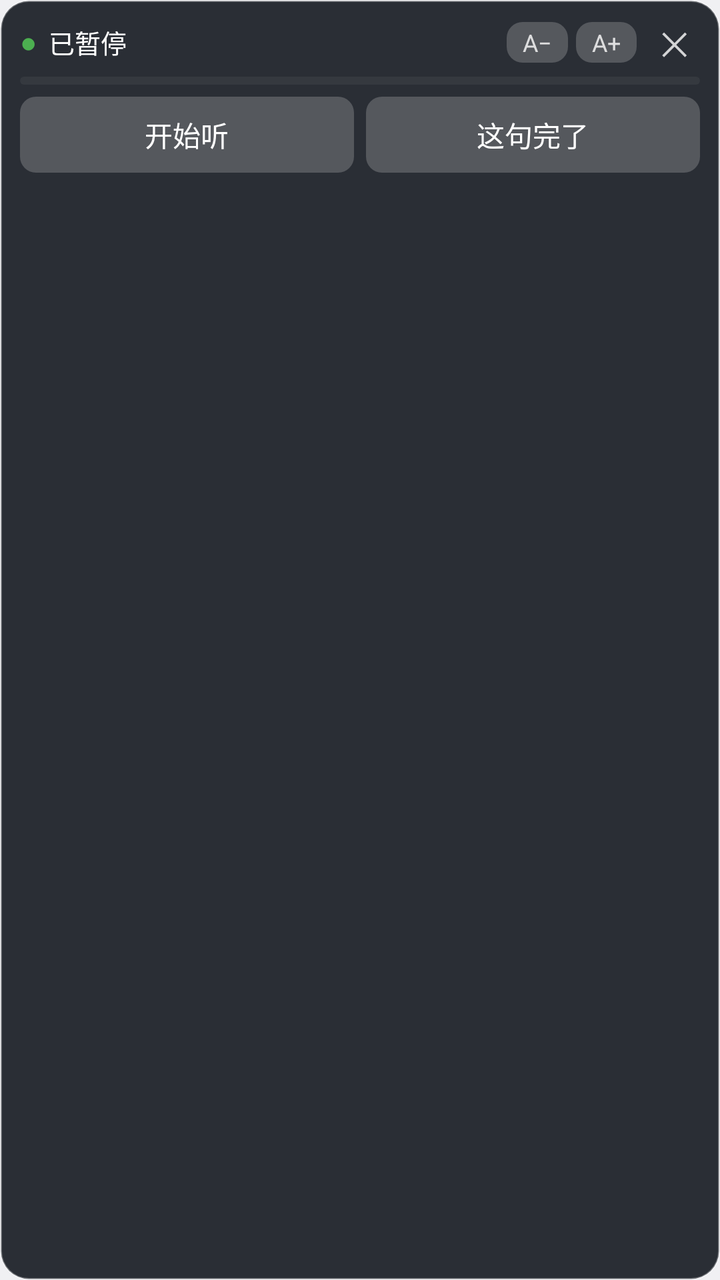
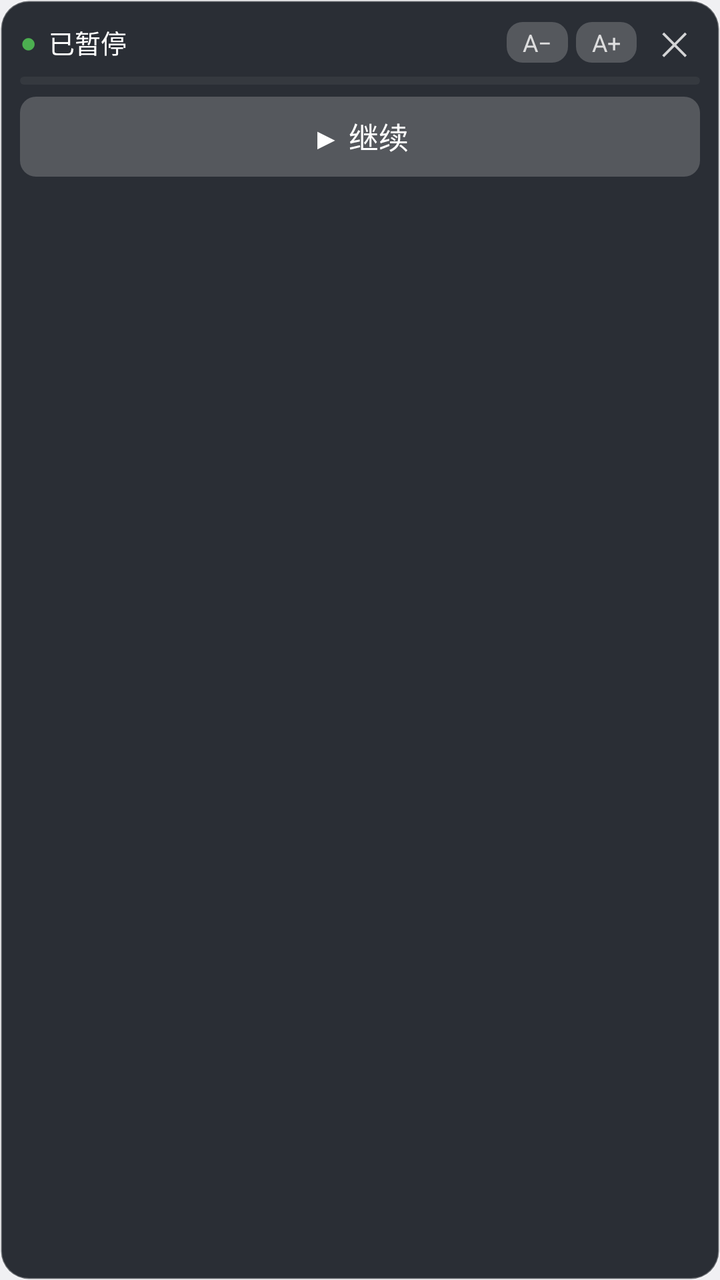

Before-and-after screenshots of an Android layout around one commit, followed by the original layout XML and the change that was made.
<!-- AndroidManifest.xml: application theme android:Theme.DeviceDefault.DayNight -->
<!-- res/layout/window_panel.xml -->
<?xml version="1.0" encoding="utf-8"?>
<LinearLayout xmlns:android="http://schemas.android.com/apk/res/android"
    android:id="@+id/root"
    android:layout_width="wrap_content"
    android:layout_height="wrap_content"
    android:background="@drawable/bg_panel"
    android:orientation="vertical"
    android:padding="10dp">

    
    <LinearLayout
        android:id="@+id/dragBar"
        android:layout_width="match_parent"
        android:layout_height="wrap_content"
        android:gravity="center_vertical"
        android:orientation="horizontal"
        android:paddingBottom="6dp">

        <TextView
            android:id="@+id/tvDot"
            android:layout_width="wrap_content"
            android:layout_height="wrap_content"
            android:text="●"
            android:textColor="#4CAF50"
            android:textSize="14sp" />

        <TextView
            android:id="@+id/tvStatus"
            android:layout_width="0dp"
            android:layout_height="wrap_content"
            android:layout_marginStart="6dp"
            android:layout_weight="1"
            android:text="已暂停"
            android:textColor="#FFFFFF"
            android:textSize="13sp" />

        <TextView
            android:id="@+id/btnFontMinus"
            android:layout_width="wrap_content"
            android:layout_height="wrap_content"
            android:background="@drawable/bg_chip"
            android:paddingHorizontal="8dp"
            android:paddingVertical="2dp"
            android:text="A−"
            android:textColor="#CCFFFFFF"
            android:textSize="12sp" />

        <TextView
            android:id="@+id/btnFontPlus"
            android:layout_width="wrap_content"
            android:layout_height="wrap_content"
            android:layout_marginStart="4dp"
            android:background="@drawable/bg_chip"
            android:paddingHorizontal="8dp"
            android:paddingVertical="2dp"
            android:text="A+"
            android:textColor="#CCFFFFFF"
            android:textSize="12sp" />

        <TextView
            android:id="@+id/btnClose"
            android:layout_width="wrap_content"
            android:layout_height="wrap_content"
            android:layout_marginStart="6dp"
            android:paddingHorizontal="6dp"
            android:text="✕"
            android:textColor="#CCFFFFFF"
            android:textSize="16sp" />
    </LinearLayout>

    
    <ProgressBar
        android:id="@+id/levelBar"
        style="?android:attr/progressBarStyleHorizontal"
        android:layout_width="match_parent"
        android:layout_height="4dp"
        android:layout_marginBottom="6dp"
        android:max="100"
        android:progress="0"
        android:progressBackgroundTint="#33FFFFFF"
        android:progressTint="#4CAF50" />

    
    <LinearLayout
        android:layout_width="match_parent"
        android:layout_height="wrap_content"
        android:orientation="horizontal"
        android:layout_marginBottom="6dp">

        <TextView
            android:id="@+id/btnToggle"
            android:layout_width="0dp"
            android:layout_height="38dp"
            android:layout_weight="1"
            android:background="@drawable/bg_chip"
            android:gravity="center"
            android:text="开始听"
            android:textColor="#FFFFFF"
            android:textSize="14sp" />

        <TextView
            android:id="@+id/btnSegment"
            android:layout_width="0dp"
            android:layout_height="38dp"
            android:layout_marginStart="6dp"
            android:layout_weight="1"
            android:background="@drawable/bg_chip"
            android:gravity="center"
            android:text="这句完了"
            android:textColor="#FFFFFF"
            android:textSize="14sp" />
    </LinearLayout>

    
    <TextView
        android:id="@+id/btnReconsent"
        android:layout_width="match_parent"
        android:layout_height="38dp"
        android:layout_marginBottom="6dp"
        android:background="@drawable/bg_chip"
        android:gravity="center"
        android:text="重新授权"
        android:textColor="#FF9800"
        android:textSize="14sp"
        android:visibility="gone" />

    
    <TextView
        android:id="@+id/tvMessage"
        android:layout_width="match_parent"
        android:layout_height="wrap_content"
        android:ellipsize="end"
        android:maxLines="2"
        android:textColor="#FF9800"
        android:textSize="11sp"
        android:visibility="gone" />

    
    <com.rd.englishcoach.MaxHeightScrollView
        android:id="@+id/scrollAnswers"
        android:layout_width="match_parent"
        android:layout_height="wrap_content"
        android:visibility="gone">

        <LinearLayout
            android:id="@+id/answerList"
            android:layout_width="match_parent"
            android:layout_height="wrap_content"
            android:orientation="vertical" />
    </com.rd.englishcoach.MaxHeightScrollView>

</LinearLayout>
<!-- resources referenced by this layout -->
<resources>
  <!-- drawable bg_chip (drawable) -->
  <?xml version="1.0" encoding="utf-8"?>
  <shape xmlns:android="http://schemas.android.com/apk/res/android"
      android:shape="rectangle">
      <solid android:color="#33FFFFFF" />
      <corners android:radius="8dp" />
  </shape>
  <!-- drawable bg_panel (drawable) -->
  <?xml version="1.0" encoding="utf-8"?>
  <shape xmlns:android="http://schemas.android.com/apk/res/android"
      android:shape="rectangle">
      <solid android:color="#E6161A21" />
      <corners android:radius="14dp" />
      <stroke android:width="1dp" android:color="#4DFFFFFF" />
  </shape>
</resources>

<!-- the commit's change to res/layout/window_panel.xml (unified diff, before → after) -->
@@ -15,137 +15,54 @@
         android:gravity="center_vertical"
         android:orientation="horizontal"
         android:paddingBottom="6dp">
-
-        <TextView
-            android:id="@+id/tvDot"
-            android:layout_width="wrap_content"
-            android:layout_height="wrap_content"
-            android:text="●"
-            android:textColor="#4CAF50"
-            android:textSize="14sp" />
-
-        <TextView
-            android:id="@+id/tvStatus"
-            android:layout_width="0dp"
-            android:layout_height="wrap_content"
-            android:layout_marginStart="6dp"
-            android:layout_weight="1"
-            android:text="已暂停"
-            android:textColor="#FFFFFF"
-            android:textSize="13sp" />
-
-        <TextView
-            android:id="@+id/btnFontMinus"
-            android:layout_width="wrap_content"
-            android:layout_height="wrap_content"
-            android:background="@drawable/bg_chip"
-            android:paddingHorizontal="8dp"
-            android:paddingVertical="2dp"
-            android:text="A−"
-            android:textColor="#CCFFFFFF"
-            android:textSize="12sp" />
-
-        <TextView
-            android:id="@+id/btnFontPlus"
-            android:layout_width="wrap_content"
-            android:layout_height="wrap_content"
-            android:layout_marginStart="4dp"
-            android:background="@drawable/bg_chip"
-            android:paddingHorizontal="8dp"
-            android:paddingVertical="2dp"
-            android:text="A+"
-            android:textColor="#CCFFFFFF"
-            android:textSize="12sp" />
-
-        <TextView
-            android:id="@+id/btnClose"
-            android:layout_width="wrap_content"
-            android:layout_height="wrap_content"
-            android:layout_marginStart="6dp"
-            android:paddingHorizontal="6dp"
-            android:text="✕"
-            android:textColor="#CCFFFFFF"
-            android:textSize="16sp" />
+        <TextView android:id="@+id/tvDot" android:layout_width="wrap_content"
+            android:layout_height="wrap_content" android:text="●" android:textColor="#4CAF50" android:textSize="14sp" />
+        <TextView android:id="@+id/tvStatus" android:layout_width="0dp"
+            android:layout_height="wrap_content" android:layout_weight="1"
+            android:layout_marginStart="6dp" android:text="已暂停" android:textColor="#FFFFFF" android:textSize="13sp" />
+        <TextView android:id="@+id/btnFontMinus" android:layout_width="wrap_content"
+            android:layout_height="wrap_content" android:background="@drawable/bg_chip"
+            android:paddingHorizontal="8dp" android:paddingVertical="2dp" android:text="A−" android:textColor="#CCFFFFFF" android:textSize="12sp" />
+        <TextView android:id="@+id/btnFontPlus" android:layout_width="wrap_content"
+            android:layout_height="wrap_content" android:layout_marginStart="4dp" android:background="@drawable/bg_chip"
+            android:paddingHorizontal="8dp" android:paddingVertical="2dp" android:text="A+" android:textColor="#CCFFFFFF" android:textSize="12sp" />
+        <TextView android:id="@+id/btnClose" android:layout_width="wrap_content"
+            android:layout_height="wrap_content" android:layout_marginStart="6dp"
+            android:paddingHorizontal="6dp" android:text="✕" android:textColor="#CCFFFFFF" android:textSize="16sp" />
     </LinearLayout>
 
     
-    <ProgressBar
-        android:id="@+id/levelBar"
+    <ProgressBar android:id="@+id/levelBar"
         style="?android:attr/progressBarStyleHorizontal"
-        android:layout_width="match_parent"
-        android:layout_height="4dp"
-        android:layout_marginBottom="6dp"
-        android:max="100"
-        android:progress="0"
-        android:progressBackgroundTint="#33FFFFFF"
-        android:progressTint="#4CAF50" />
+        android:layout_width="match_parent" android:layout_height="4dp"
+        android:layout_marginBottom="6dp" android:max="100" android:progress="0"
+        android:progressBackgroundTint="#33FFFFFF" android:progressTint="#4CAF50" />
 
     
-    <LinearLayout
-        android:layout_width="match_parent"
-        android:layout_height="wrap_content"
-        android:orientation="horizontal"
-        android:layout_marginBottom="6dp">
-
-        <TextView
-            android:id="@+id/btnToggle"
-            android:layout_width="0dp"
-            android:layout_height="38dp"
-            android:layout_weight="1"
-            android:background="@drawable/bg_chip"
-            android:gravity="center"
-            android:text="开始听"
-            android:textColor="#FFFFFF"
-            android:textSize="14sp" />
-
-        <TextView
-            android:id="@+id/btnSegment"
-            android:layout_width="0dp"
-            android:layout_height="38dp"
-            android:layout_marginStart="6dp"
-            android:layout_weight="1"
-            android:background="@drawable/bg_chip"
-            android:gravity="center"
-            android:text="这句完了"
-            android:textColor="#FFFFFF"
-            android:textSize="14sp" />
-    </LinearLayout>
+    <TextView android:id="@+id/btnPause"
+        android:layout_width="match_parent" android:layout_height="40dp"
+        android:layout_marginBottom="6dp" android:background="@drawable/bg_chip"
+        android:gravity="center" android:text="▶ 继续" android:textColor="#FFFFFF" android:textSize="15sp" />
 
     
-    <TextView
-        android:id="@+id/btnReconsent"
-        android:layout_width="match_parent"
-        android:layout_height="38dp"
-        android:layout_marginBottom="6dp"
-        android:background="@drawable/bg_chip"
-        android:gravity="center"
-        android:text="重新授权"
-        android:textColor="#FF9800"
-        android:textSize="14sp"
+    <TextView android:id="@+id/btnReconsent"
+        android:layout_width="match_parent" android:layout_height="36dp"
+        android:layout_marginBottom="6dp" android:background="@drawable/bg_chip"
+        android:gravity="center" android:text="重新授权" android:textColor="#FF9800" android:textSize="14sp"
         android:visibility="gone" />
 
     
-    <TextView
-        android:id="@+id/tvMessage"
-        android:layout_width="match_parent"
-        android:layout_height="wrap_content"
-        android:ellipsize="end"
-        android:maxLines="2"
-        android:textColor="#FF9800"
-        android:textSize="11sp"
+    <TextView android:id="@+id/tvMessage"
+        android:layout_width="match_parent" android:layout_height="wrap_content"
+        android:maxLines="2" android:ellipsize="end" android:textColor="#FF9800" android:textSize="11sp"
         android:visibility="gone" />
 
     
-    <com.rd.englishcoach.MaxHeightScrollView
-        android:id="@+id/scrollAnswers"
-        android:layout_width="match_parent"
-        android:layout_height="wrap_content"
+    <com.rd.englishcoach.MaxHeightScrollView android:id="@+id/scrollTurns"
+        android:layout_width="match_parent" android:layout_height="wrap_content"
         android:visibility="gone">
-
-        <LinearLayout
-            android:id="@+id/answerList"
-            android:layout_width="match_parent"
-            android:layout_height="wrap_content"
+        <LinearLayout android:id="@+id/turnList"
+            android:layout_width="match_parent" android:layout_height="wrap_content"
             android:orientation="vertical" />
     </com.rd.englishcoach.MaxHeightScrollView>
 
